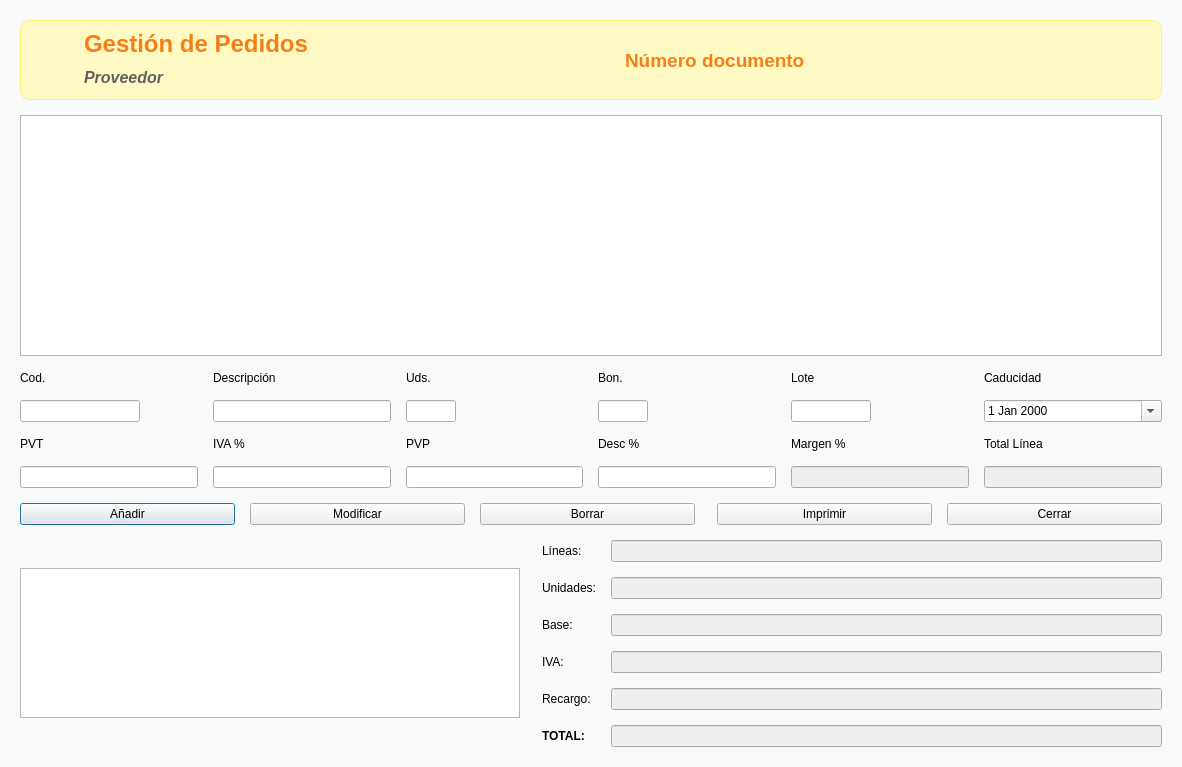
First picture: the form in pedidos.ui, repository Ladis72/tienda, before the edit.
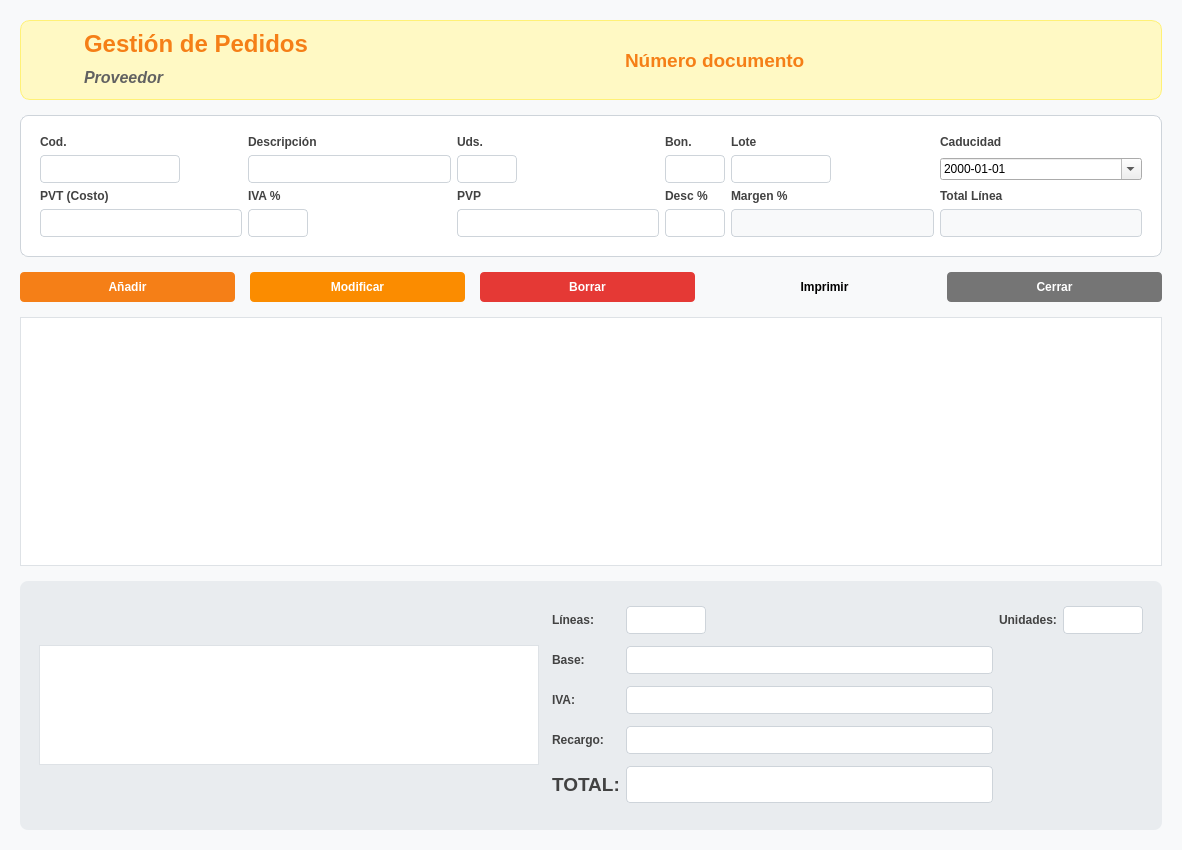
Second picture: the form after the edit. Icons and pictures are not drawn.

Commit message: feat: implement article code change functionality with conflict resolution and add new database tables for taxes, notes, and orders.

What changed in the file:
```diff
--- a/pedidos.ui
+++ b/pedidos.ui
@@ -7,14 +7,25 @@
     <x>0</x>
     <y>0</y>
     <width>1182</width>
-    <height>767</height>
+    <height>850</height>
    </rect>
   </property>
   <property name="windowTitle">
    <string>Gestón pedidos</string>
   </property>
   <property name="styleSheet">
-   <string notr="true">QDialog { background-color: #f8f9fa; }</string>
+   <string notr="true">QDialog { background-color: #f8f9fa; }
+QLabel { color: #424242; font-weight: bold; }
+QLineEdit { padding: 5px; border: 1px solid #ced4da; border-radius: 4px; background: white; }
+QLineEdit:focus { border: 1px solid #f57f17; }
+QPushButton { padding: 8px 15px; border-radius: 4px; font-weight: bold; }
+QPushButton#pushButtonAnadir { background-color: #f57f17; color: white; border: none; }
+QPushButton#pushButtonAnadir:hover { background-color: #e65100; }
+QPushButton#pushButtonModificar { background-color: #fb8c00; color: white; border: none; }
+QPushButton#pushButtonBorrar { background-color: #e53935; color: white; border: none; }
+QPushButton#pushButtonCerrar { background-color: #757575; color: white; border: none; }
+QTableView { background-color: white; border: 1px solid #dee2e6; gridline-color: #f1f3f5; }
+</string>
   </property>
   <layout class="QVBoxLayout" name="mainVerticalLayout">
    <property name="spacing">
@@ -128,16 +139,15 @@
     </widget>
    </item>
    <item>
-    <widget class="QTableView" name="tableView">
-     <property name="selectionMode">
-      <enum>QAbstractItemView::SelectionMode::SingleSelection</enum>
+    <widget class="QFrame" name="entryFrame">
+     <property name="styleSheet">
+      <string notr="true">QFrame#entryFrame {
+    background-color: white;
+    border-radius: 8px;
+    border: 1px solid #ced4da;
+    padding: 10px;
+}</string>
      </property>
-     <property name="selectionBehavior">
-      <enum>QAbstractItemView::SelectionBehavior::SelectRows</enum>
-     </property>
-    </widget>
-   </item>
-   <item>
     <layout class="QGridLayout" name="gridLayoutEdit">
      <item row="0" column="0">
       <widget class="QLabel" name="label_11">
@@ -185,7 +195,7 @@
       <widget class="QLineEdit" name="leCod">
        <property name="maximumSize">
         <size>
-         <width>120</width>
+          <width>140</width>
          <height>16777215</height>
         </size>
        </property>
@@ -198,27 +208,33 @@
       <widget class="QLineEdit" name="leUds">
        <property name="maximumSize">
         <size>
-         <width>50</width>
+          <width>60</width>
          <height>16777215</height>
         </size>
        </property>
+        <property name="alignment">
+         <set>Qt::AlignmentFlag::AlignCenter</set>
+        </property>
       </widget>
      </item>
      <item row="1" column="3">
       <widget class="QLineEdit" name="leBon">
        <property name="maximumSize">
         <size>
-         <width>50</width>
+          <width>60</width>
          <height>16777215</height>
         </size>
        </property>
+        <property name="alignment">
+         <set>Qt::AlignmentFlag::AlignCenter</set>
+        </property>
       </widget>
      </item>
      <item row="1" column="4">
       <widget class="QLineEdit" name="leLote">
        <property name="maximumSize">
         <size>
-         <width>80</width>
+          <width>100</width>
          <height>16777215</height>
         </size>
        </property>
@@ -229,12 +245,15 @@
        <property name="calendarPopup">
         <bool>true</bool>
        </property>
+        <property name="displayFormat">
+         <string>yyyy-MM-dd</string>
+        </property>
       </widget>
      </item>
      <item row="2" column="0">
       <widget class="QLabel" name="label_pvt">
        <property name="text">
-        <string>PVT</string>
+         <string>PVT (Costo)</string>
        </property>
       </widget>
      </item>
@@ -274,22 +293,56 @@
       </widget>
      </item>
      <item row="3" column="0">
-      <widget class="QLineEdit" name="lePvt"/>
+       <widget class="QLineEdit" name="lePvt">
+        <property name="alignment">
+         <set>Qt::AlignmentFlag::AlignRight|Qt::AlignmentFlag::AlignTrailing|Qt::AlignmentFlag::AlignVCenter</set>
+        </property>
+       </widget>
      </item>
      <item row="3" column="1">
-      <widget class="QLineEdit" name="leIva"/>
+       <widget class="QLineEdit" name="leIva">
+        <property name="maximumSize">
+         <size>
+          <width>60</width>
+          <height>16777215</height>
+         </size>
+        </property>
+        <property name="alignment">
+         <set>Qt::AlignmentFlag::AlignCenter</set>
+        </property>
+       </widget>
      </item>
      <item row="3" column="2">
-      <widget class="QLineEdit" name="lePvp"/>
+       <widget class="QLineEdit" name="lePvp">
+        <property name="alignment">
+         <set>Qt::AlignmentFlag::AlignRight|Qt::AlignmentFlag::AlignTrailing|Qt::AlignmentFlag::AlignVCenter</set>
+        </property>
+       </widget>
      </item>
      <item row="3" column="3">
-      <widget class="QLineEdit" name="leDescuento"/>
+       <widget class="QLineEdit" name="leDescuento">
+        <property name="maximumSize">
+         <size>
+          <width>60</width>
+          <height>16777215</height>
+         </size>
+        </property>
+        <property name="alignment">
+         <set>Qt::AlignmentFlag::AlignCenter</set>
+        </property>
+       </widget>
      </item>
      <item row="3" column="4">
       <widget class="QLineEdit" name="leMargen">
        <property name="enabled">
         <bool>false</bool>
        </property>
+        <property name="styleSheet">
+         <string notr="true">background-color: #f8f9fa;</string>
+        </property>
+        <property name="alignment">
+         <set>Qt::AlignmentFlag::AlignCenter</set>
+        </property>
       </widget>
      </item>
      <item row="3" column="5">
@@ -297,14 +350,32 @@
        <property name="enabled">
         <bool>false</bool>
        </property>
+        <property name="font">
+         <font>
+          <bold>true</bold>
+         </font>
+        </property>
+        <property name="styleSheet">
+         <string notr="true">background-color: #f8f9fa; color: #1b5e20;</string>
+        </property>
+        <property name="alignment">
+         <set>Qt::AlignmentFlag::AlignRight|Qt::AlignmentFlag::AlignTrailing|Qt::AlignmentFlag::AlignVCenter</set>
+        </property>
       </widget>
      </item>
     </layout>
+    </widget>
    </item>
    <item>
     <layout class="QHBoxLayout" name="horizontalLayoutButtons">
      <item>
       <widget class="QPushButton" name="pushButtonAnadir">
+       <property name="minimumSize">
+        <size>
+         <width>120</width>
+         <height>0</height>
+        </size>
+       </property>
        <property name="text">
         <string>Añadir</string>
        </property>
@@ -312,6 +383,12 @@
      </item>
      <item>
       <widget class="QPushButton" name="pushButtonModificar">
+       <property name="minimumSize">
+        <size>
+         <width>120</width>
+         <height>0</height>
+        </size>
+       </property>
        <property name="text">
         <string>Modificar</string>
        </property>
@@ -319,6 +396,12 @@
      </item>
      <item>
       <widget class="QPushButton" name="pushButtonBorrar">
+       <property name="minimumSize">
+        <size>
+         <width>120</width>
+         <height>0</height>
+        </size>
+       </property>
        <property name="text">
         <string>Borrar</string>
        </property>
@@ -340,6 +423,12 @@
      </item>
      <item>
       <widget class="QPushButton" name="pushButtonCerrar">
+       <property name="minimumSize">
+        <size>
+         <width>100</width>
+         <height>0</height>
+        </size>
+       </property>
        <property name="text">
         <string>Cerrar</string>
        </property>
@@ -348,13 +437,34 @@
     </layout>
    </item>
    <item>
+    <widget class="QTableView" name="tableView">
+     <property name="alternatingRowColors">
+      <bool>true</bool>
+     </property>
+     <property name="selectionMode">
+      <enum>QAbstractItemView::SelectionMode::SingleSelection</enum>
+     </property>
+     <property name="selectionBehavior">
+      <enum>QAbstractItemView::SelectionBehavior::SelectRows</enum>
+     </property>
+    </widget>
+   </item>
+   <item>
+    <widget class="QFrame" name="footerFrame">
+     <property name="styleSheet">
+      <string notr="true">QFrame#footerFrame {
+    background-color: #e9ecef;
+    border-radius: 8px;
+    padding: 10px;
+}</string>
+     </property>
     <layout class="QHBoxLayout" name="horizontalLayoutFooter">
      <item>
       <widget class="QTableView" name="tableViewTotales">
        <property name="maximumSize">
         <size>
          <width>500</width>
-         <height>150</height>
+          <height>120</height>
         </size>
        </property>
       </widget>
@@ -380,68 +490,96 @@
          <property name="enabled">
           <bool>false</bool>
          </property>
-        </widget>
-       </item>
-       <item row="1" column="0">
+          <property name="maximumSize">
+           <size>
+            <width>80</width>
+            <height>16777215</height>
+           </size>
+          </property>
+          <property name="alignment">
+           <set>Qt::AlignmentFlag::AlignCenter</set>
+          </property>
+         </widget>
+        </item>
+        <item row="0" column="2">
         <widget class="QLabel" name="label_u">
          <property name="text">
           <string>Unidades:</string>
          </property>
         </widget>
        </item>
-       <item row="1" column="1">
+        <item row="0" column="3">
         <widget class="QLineEdit" name="lineEditUnidades">
          <property name="enabled">
           <bool>false</bool>
          </property>
-        </widget>
-       </item>
-       <item row="2" column="0">
+          <property name="maximumSize">
+           <size>
+            <width>80</width>
+            <height>16777215</height>
+           </size>
+          </property>
+          <property name="alignment">
+           <set>Qt::AlignmentFlag::AlignCenter</set>
+          </property>
+         </widget>
+        </item>
+        <item row="1" column="0">
         <widget class="QLabel" name="label_b">
          <property name="text">
           <string>Base:</string>
          </property>
         </widget>
        </item>
-       <item row="2" column="1">
+        <item row="1" column="1">
         <widget class="QLineEdit" name="lineEditBase">
          <property name="enabled">
           <bool>false</bool>
          </property>
-        </widget>
-       </item>
-       <item row="3" column="0">
+          <property name="alignment">
+           <set>Qt::AlignmentFlag::AlignRight|Qt::AlignmentFlag::AlignTrailing|Qt::AlignmentFlag::AlignVCenter</set>
+          </property>
+         </widget>
+        </item>
+        <item row="2" column="0">
         <widget class="QLabel" name="label_i">
          <property name="text">
           <string>IVA:</string>
          </property>
         </widget>
        </item>
-       <item row="3" column="1">
+        <item row="2" column="1">
         <widget class="QLineEdit" name="lineEditIVA">
          <property name="enabled">
           <bool>false</bool>
          </property>
-        </widget>
-       </item>
-       <item row="4" column="0">
+          <property name="alignment">
+           <set>Qt::AlignmentFlag::AlignRight|Qt::AlignmentFlag::AlignTrailing|Qt::AlignmentFlag::AlignVCenter</set>
+          </property>
+         </widget>
+        </item>
+        <item row="3" column="0">
         <widget class="QLabel" name="label_r">
          <property name="text">
           <string>Recargo:</string>
          </property>
         </widget>
        </item>
-       <item row="4" column="1">
+        <item row="3" column="1">
         <widget class="QLineEdit" name="lineEditRecargo">
          <property name="enabled">
           <bool>false</bool>
          </property>
-        </widget>
-       </item>
-       <item row="5" column="0">
+          <property name="alignment">
+           <set>Qt::AlignmentFlag::AlignRight|Qt::AlignmentFlag::AlignTrailing|Qt::AlignmentFlag::AlignVCenter</set>
+          </property>
+         </widget>
+        </item>
+        <item row="4" column="0">
         <widget class="QLabel" name="label_t">
          <property name="font">
           <font>
+            <pointsize>14</pointsize>
            <bold>true</bold>
           </font>
          </property>
@@ -450,21 +588,29 @@
          </property>
         </widget>
        </item>
-       <item row="5" column="1">
+        <item row="4" column="1">
         <widget class="QLineEdit" name="lineEditTotal">
          <property name="enabled">
           <bool>false</bool>
          </property>
          <property name="font">
           <font>
+            <pointsize>14</pointsize>
            <bold>true</bold>
           </font>
          </property>
+          <property name="styleSheet">
+           <string notr="true">color: #d32f2f; background-color: white;</string>
+          </property>
+          <property name="alignment">
+           <set>Qt::AlignmentFlag::AlignRight|Qt::AlignmentFlag::AlignTrailing|Qt::AlignmentFlag::AlignVCenter</set>
+          </property>
         </widget>
        </item>
       </layout>
      </item>
     </layout>
+    </widget>
    </item>
   </layout>
  </widget>
```
Left out of the diff: 2 changed lines with no effect on the pictures. Lines whose indentation alone changed are shown as unchanged. The commit also changes 13 other files.
